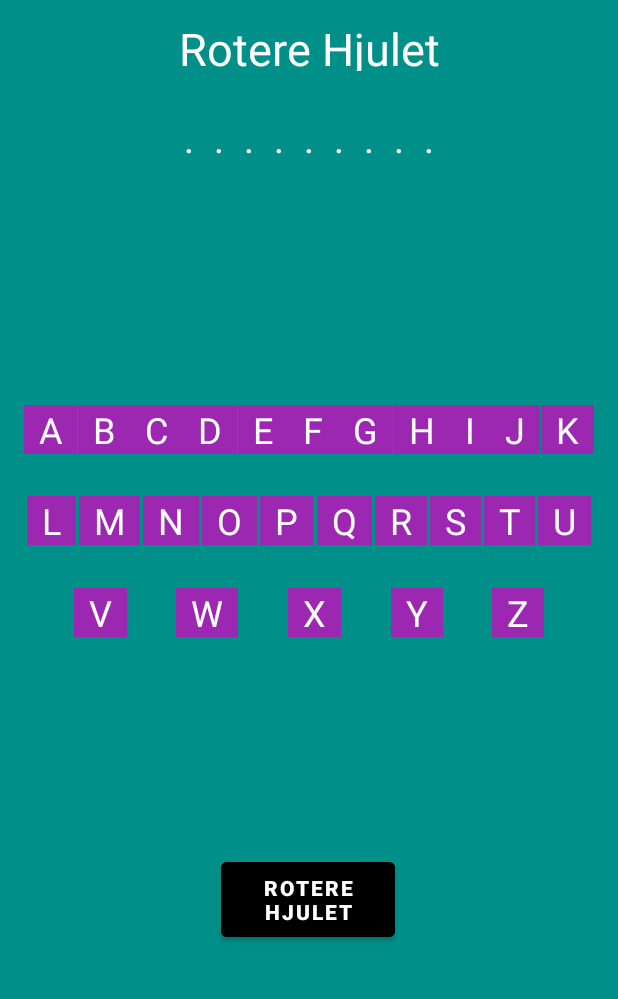
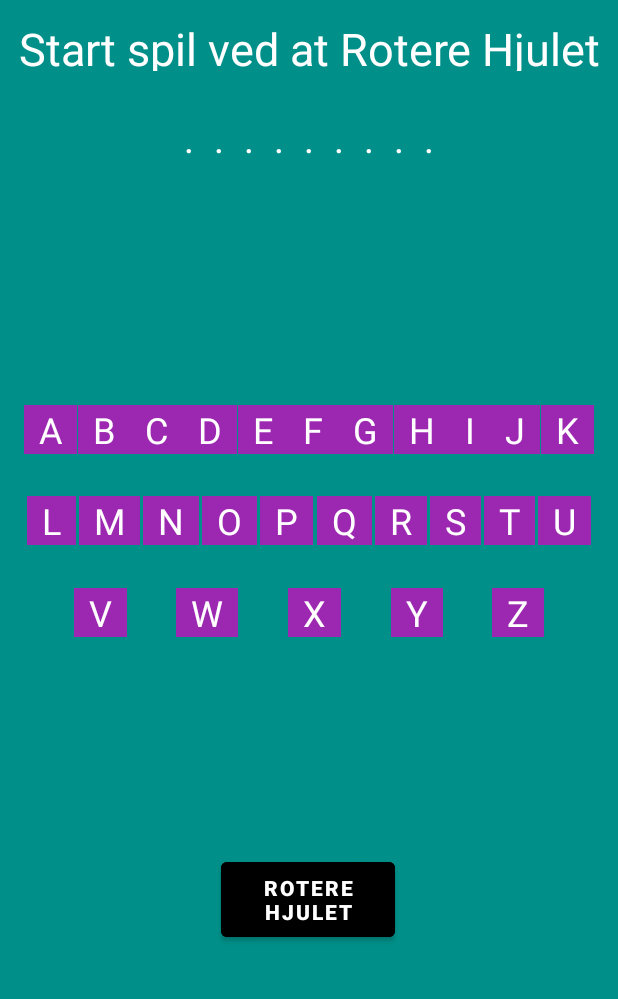
Before and after one commit to AlecRanjitkar/Lykkehjul, an Android app: the screen it shows after launch (MainActivity), on a phone screen of 412 x 824 dp, the part 237-1236 px from its top. Run offline under Robolectric (Android 15) with nearby library versions, the phone set to English and light mode, and no system bars.

Commit message:
Ændret text til textview besked

```diff
--- a/app/src/main/res/layout/fragment_main.xml
+++ b/app/src/main/res/layout/fragment_main.xml
@@ -45,7 +45,7 @@
         android:layout_height="35dp"
         android:layout_marginTop="170dp"
         android:gravity="center"
-        android:text="Rotere Hjulet"
+        android:text="Start spil ved at Rotere Hjulet"
         android:textColor="@color/white"
         android:textSize="30dp"
         app:layout_constraintHorizontal_bias="0.0"
```
